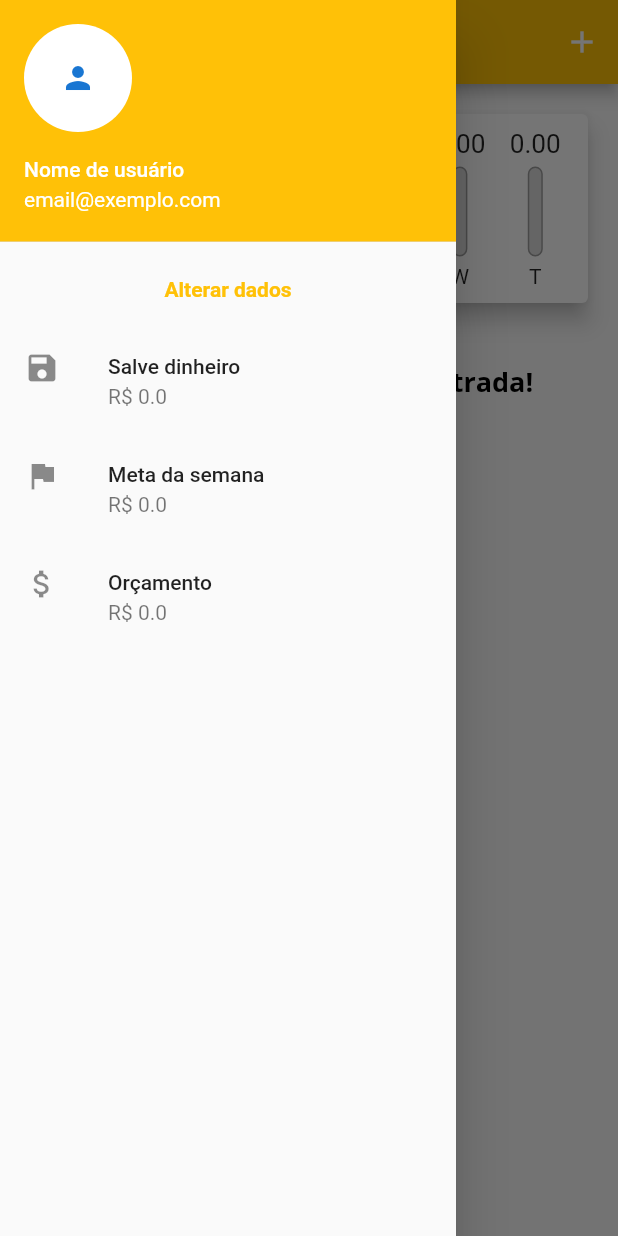
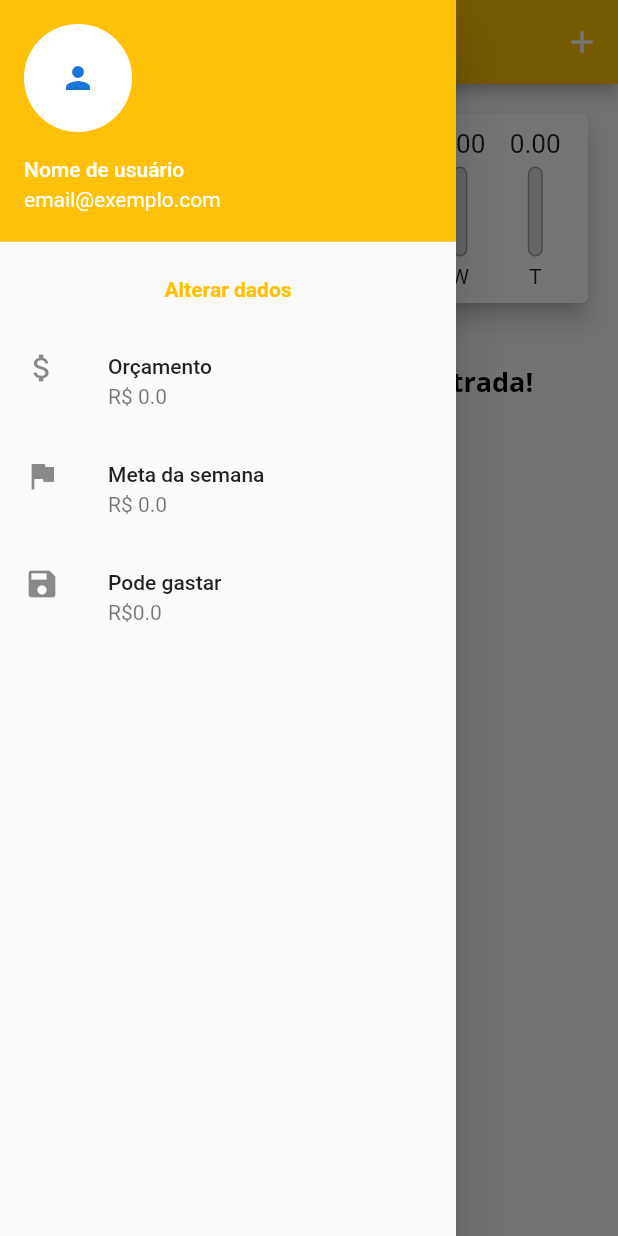
Before and after one commit to SamuelLoureiro/despesas, a Flutter app: the screen it shows after launch, with the side drawer open, on a phone screen of 412 x 824 dp. Run offline on Flutter 3.47's test engine with Material 2 defaults, Android fonts, the phone set to English and light mode, and no system bars.

Commit message:
mudanças finais

```diff
--- a/lib/components/chart_bar.dart
+++ b/lib/components/chart_bar.dart
@@ -1,3 +1,5 @@
+// ignore_for_file: unnecessary_string_interpolations
+
 import 'package:flutter/material.dart';
 
 class ChartBar extends StatelessWidget {
--- a/lib/components/dados.dart
+++ b/lib/components/dados.dart
@@ -1,3 +1,5 @@
+// ignore_for_file: deprecated_member_use
+
 import 'package:flutter/material.dart';
 
 class DadosForm extends StatefulWidget {
--- a/lib/components/meta.dart
+++ b/lib/components/meta.dart
@@ -1,3 +1,5 @@
+// ignore_for_file: deprecated_member_use
+
 import 'package:flutter/material.dart';
 
 class MetaForm extends StatefulWidget {
@@ -36,7 +38,7 @@ class _MetaFormState extends State<MetaForm> {
                   const TextInputType.numberWithOptions(decimal: true),
               onSubmitted: (_) => _submitForm(),
               decoration: const InputDecoration(
-                labelText: 'Valor (R\$)',
+                labelText: 'Valor (R\$):',
               ),
             ),
             Row(
--- a/lib/components/transaction_form.dart
+++ b/lib/components/transaction_form.dart
@@ -1,3 +1,5 @@
+// ignore_for_file: deprecated_member_use
+
 import 'package:flutter/material.dart';
 import 'package:intl/intl.dart';
 
--- a/lib/components/transaction_list.dart
+++ b/lib/components/transaction_list.dart
@@ -1,3 +1,5 @@
+// ignore_for_file: deprecated_member_use
+
 import 'package:flutter/material.dart';
 import '../models/transaction.dart';
 import 'package:intl/intl.dart';
--- a/lib/components/verba.dart
+++ b/lib/components/verba.dart
@@ -1,3 +1,5 @@
+// ignore_for_file: deprecated_member_use
+
 import 'package:flutter/material.dart';
 
 class VerbaForm extends StatefulWidget {
@@ -36,7 +38,7 @@ class _VerbaFormState extends State<VerbaForm> {
                   const TextInputType.numberWithOptions(decimal: true),
               onSubmitted: (_) => _submitForm(),
               decoration: const InputDecoration(
-                labelText: 'Valor (R\$)',
+                labelText: 'Valor (R\$):',
               ),
             ),
             Row(
--- a/lib/main.dart
+++ b/lib/main.dart
@@ -1,6 +1,9 @@
+// ignore_for_file: deprecated_member_use, prefer_const_constructors, unnecessary_string_interpolations
+
 import 'package:expenses/components/transaction_form.dart';
 import 'package:flutter/material.dart';
 import 'dart:math';
+// ignore: duplicate_import
 import 'components/transaction_form.dart';
 import 'components/transaction_list.dart';
 import 'components/chart.dart';
@@ -60,8 +63,8 @@ class _MyHomePageState extends State<MyHomePage> {
   final List<Transaction> _transactions = [];
   Verba _verbainicial = Verba(id: '1', value: 0);
   double valueTotal = 0.0;
-  String nome='Nome de usuário';
-  String email='email@exemplo.com';
+  String nome = 'Nome de usuário';
+  String email = 'email@exemplo.com';
 
   List<Transaction> get _recentTransactions {
     return _transactions.where((tr) {
@@ -140,10 +143,11 @@ class _MyHomePageState extends State<MyHomePage> {
       },
     );
   }
+
   _addDados(String name, String eemail) {
     setState(() {
-      nome=name;
-      email=eemail;
+      nome = name;
+      email = eemail;
     });
 
     Navigator.of(context).pop();
@@ -159,6 +163,20 @@ class _MyHomePageState extends State<MyHomePage> {
     return; // Adicione este return aqui
   }
 
+  String disponivel(double _verbainicial, double _meta, double valueTotal) {
+    if (_verbainicial == 0.0 || _meta == 0.0) {
+      return 'R\$$_verbainicial';
+    } else if (_verbainicial - (_meta + valueTotal) <= 0.1 * _verbainicial &&
+        _verbainicial - (_meta + valueTotal) > 0) {
+      return 'R\$${_verbainicial - (_meta + valueTotal)} [Você está gastando mais do que deveria!]';
+    } else if (_verbainicial - (_meta + valueTotal) > 0.1 * _verbainicial) {
+      return 'R\$${_verbainicial - (_meta + valueTotal)} [É melhor economizar!]';
+    } else if (_verbainicial - (_meta + valueTotal) == 0) {
+      return 'R\$${_verbainicial - (_meta + valueTotal)}';
+    } else {
+      return 'Você gastou tudo o que podia!';
+    }
+  }
 
   @override
   Widget build(BuildContext context) {
@@ -197,12 +215,10 @@ class _MyHomePageState extends State<MyHomePage> {
               child: Text('Alterar dados'),
             ),
             ListTile(
-              title: Text('Salve dinheiro'),
-              leading: Icon(Icons.save),
-              onTap: () {
-                // Adicione aqui a ação que deseja executar ao pressionar o item Salve dinheiro do menu
-              },
-              subtitle:Text('R\$ ${_meta.value-valueTotal}'),
+              title: Text('Orçamento'),
+              leading: Icon(Icons.attach_money),
+              onTap: () => openVerbaForm(context),
+              subtitle: Text('R\$ ${_verbainicial.value}'),
             ),
             ListTile(
               title: Text('Meta da semana'),
@@ -211,10 +227,10 @@ class _MyHomePageState extends State<MyHomePage> {
               subtitle: Text('R\$ ${_meta.value}'),
             ),
             ListTile(
-              title: Text('Orçamento'),
-              leading: Icon(Icons.attach_money),
-              onTap: () => openVerbaForm(context),
-              subtitle: Text('R\$ ${_verbainicial.value}'),
+              title: Text('Pode gastar'),
+              leading: Icon(Icons.save),
+              subtitle: Text(
+                  disponivel(_verbainicial.value, _meta.value, valueTotal)),
             ),
           ],
         ),
```
Lines whose indentation alone changed are shown as unchanged.
